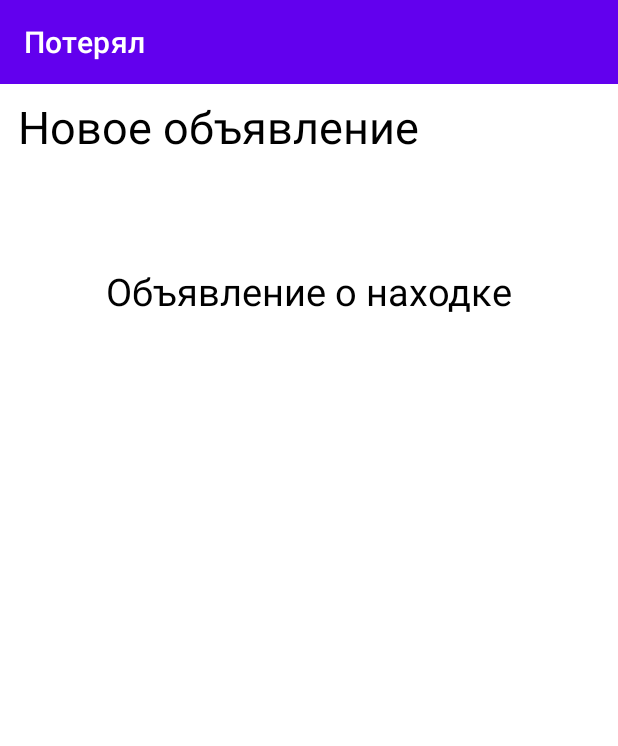
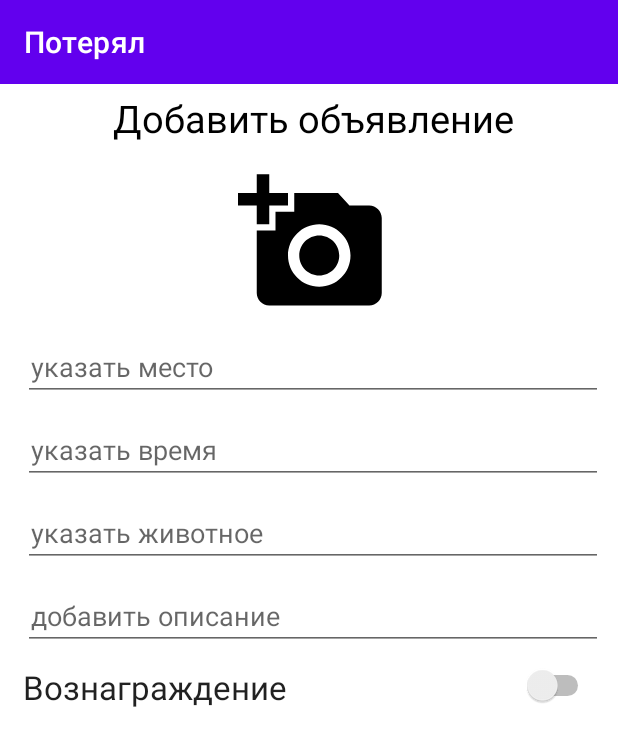
Before and after one commit to Baudi2/I-ve-Lost, an Android app: the fragment FragmentAddEdit placed in its activity, on a phone screen of 412 x 824 dp. Shown: the top 746 px of the screen. Run offline under Robolectric (Android 15) with nearby library versions, the phone set to English and light mode, and no system bars; our stand-ins replace navigation-ui; 2 statements that could not run were skipped.

Commit message:
реализовал фрагмент добавить

```diff
--- a/app/src/main/java/ru/startandroid/develop/testprojectnavigation/menu/FragmentAddEdit.kt
+++ b/app/src/main/java/ru/startandroid/develop/testprojectnavigation/menu/FragmentAddEdit.kt
@@ -16,7 +16,7 @@ class FragmentAddEdit: Fragment(R.layout.fragment_add_edit) {
         binding = FragmentAddEditBinding.bind(view)
         val isLost = args.isLost
 
-        if (isLost) binding.textViewLostNotLost.text = context?.getString(R.string.lost_post)
-        if (!isLost) binding.textViewLostNotLost.text = context?.getString(R.string.found_post)
+       // if (isLost) binding.to_add_an_advert.text = context?.getString(R.string.lost_post)
+       // if (!isLost) binding.textViewLostNotLost.text = context?.getString(R.string.found_post)
     }
 }
--- /dev/null
+++ b/app/src/main/res/drawable/ic_add_a_photo.xml
@@ -0,0 +1,10 @@
+<vector xmlns:android="http://schemas.android.com/apk/res/android"
+    android:width="24dp"
+    android:height="24dp"
+    android:viewportWidth="24"
+    android:viewportHeight="24"
+    android:tint="@color/black">
+  <path
+      android:fillColor="@android:color/white"
+      android:pathData="M3,4V1h2v3h3v2H5v3H3V6H0V4H3zM6,10V7h3V4h7l1.83,2H21c1.1,0 2,0.9 2,2v12c0,1.1 -0.9,2 -2,2H5c-1.1,0 -2,-0.9 -2,-2V10H6zM13,19c2.76,0 5,-2.24 5,-5s-2.24,-5 -5,-5s-5,2.24 -5,5S10.24,19 13,19zM9.8,14c0,1.77 1.43,3.2 3.2,3.2s3.2,-1.43 3.2,-3.2s-1.43,-3.2 -3.2,-3.2S9.8,12.23 9.8,14z"/>
+</vector>
--- a/app/src/main/res/layout/fragment_add_edit.xml
+++ b/app/src/main/res/layout/fragment_add_edit.xml
@@ -1,34 +1,111 @@
 <?xml version="1.0" encoding="utf-8"?>
 <androidx.constraintlayout.widget.ConstraintLayout xmlns:android="http://schemas.android.com/apk/res/android"
     xmlns:app="http://schemas.android.com/apk/res-auto"
+    xmlns:tools="http://schemas.android.com/tools"
     android:layout_width="match_parent"
     android:layout_height="match_parent"
-    xmlns:tools="http://schemas.android.com/tools"
-    tools:context=".menu.FragmentAddEdit">
+    android:paddingStart="5dp"
+    tools:context=".menu.FragmentAddEdit"
+    tools:ignore="UseSwitchCompatOrMaterialXml">
 
     <TextView
-        android:id="@+id/textView"
-        android:layout_width="0dp"
+        android:id="@+id/to_add_an_advert"
+        android:layout_width="wrap_content"
         android:layout_height="wrap_content"
-        android:layout_marginTop="8dp"
-        android:text="Новое объявление"
+        android:layout_marginTop="5dp"
+        android:text="Добавить объявление"
         android:textColor="@color/black"
-        android:textSize="30sp"
-        android:paddingStart="12dp"
+        android:textSize="25sp"
         app:layout_constraintEnd_toEndOf="parent"
         app:layout_constraintStart_toStartOf="parent"
         app:layout_constraintTop_toTopOf="parent" />
 
+    <EditText
+        android:id="@+id/indicate_the_place"
+        android:layout_width="match_parent"
+        android:layout_height="wrap_content"
+        android:layout_margin="10dp"
+        android:maxLines="1"
+        android:hint="указать место"
+        android:paddingStart="5dp"
+        android:paddingEnd="5dp"
+        android:textColor="@color/black"
+        app:layout_constraintEnd_toEndOf="parent"
+        app:layout_constraintHorizontal_bias="0.0"
+        app:layout_constraintStart_toStartOf="parent"
+        app:layout_constraintTop_toBottomOf="@+id/add_photo_declaration" />
+
+
+    <EditText
+        android:id="@+id/indicate_the_time"
+        android:layout_width="match_parent"
+        android:layout_height="wrap_content"
+        android:layout_margin="10dp"
+        android:hint="указать время"
+        android:maxLines="1"
+        android:paddingStart="5dp"
+        android:paddingEnd="5dp"
+        app:layout_constraintEnd_toEndOf="parent"
+        app:layout_constraintHorizontal_bias="0.0"
+        app:layout_constraintStart_toStartOf="parent"
+        app:layout_constraintTop_toBottomOf="@+id/indicate_the_place" />
+
+    <ImageView
+        android:id="@+id/add_photo_declaration"
+        android:layout_width="100dp"
+        android:layout_height="100dp"
+        android:layout_marginTop="16dp"
+        android:src="@drawable/ic_add_a_photo"
+        app:layout_constraintEnd_toEndOf="parent"
+        app:layout_constraintStart_toStartOf="parent"
+        app:layout_constraintTop_toBottomOf="@+id/to_add_an_advert" />
+
+    <EditText
+        android:id="@+id/specify_an_animal"
+        android:layout_width="match_parent"
+        android:layout_height="wrap_content"
+        android:layout_margin="10dp"
+        android:hint="указать животное"
+        android:maxLines="1"
+        android:paddingStart="5dp"
+        android:paddingEnd="5dp"
+        app:layout_constraintEnd_toEndOf="parent"
+        app:layout_constraintStart_toStartOf="parent"
+        app:layout_constraintTop_toBottomOf="@id/indicate_the_time" />
+
+    <EditText
+        android:id="@+id/add_description"
+        android:layout_width="match_parent"
+        android:layout_height="wrap_content"
+        android:hint="добавить описание"
+        android:layout_margin="10dp"
+        android:paddingStart="5dp"
+        android:paddingEnd="5dp"
+        app:layout_constraintEnd_toEndOf="parent"
+        app:layout_constraintStart_toStartOf="parent"
+        app:layout_constraintTop_toBottomOf="@+id/specify_an_animal" />
+
     <TextView
-        android:id="@+id/text_view_lost_not_lost"
+        android:id="@+id/text_view_reward"
         android:layout_width="wrap_content"
         android:layout_height="wrap_content"
-        android:layout_marginTop="72dp"
-        tools:text="aeSADfasdf"
-        android:textColor="@color/black"
-        android:textSize="25sp"
+        android:layout_marginStart="10dp"
+        android:layout_marginTop="10dp"
+        android:text="Вознаграждение"
+        android:textAppearance="@style/TextAppearance.AppCompat.Large"
+        app:layout_constraintStart_toStartOf="parent"
+        app:layout_constraintTop_toBottomOf="@+id/add_description" />
+
+    <Switch
+        android:id="@+id/switch_reward"
+        android:layout_width="wrap_content"
+        android:layout_height="wrap_content"
+        app:layout_constraintBottom_toBottomOf="@+id/text_view_reward"
         app:layout_constraintEnd_toEndOf="parent"
-        app:layout_constraintHorizontal_bias="0.498"
-        app:layout_constraintStart_toStartOf="parent"
-        app:layout_constraintTop_toBottomOf="@+id/textView" />
+        app:layout_constraintHorizontal_bias="0.908"
+        app:layout_constraintStart_toEndOf="@+id/text_view_reward"
+        app:layout_constraintTop_toTopOf="@+id/text_view_reward"
+        app:layout_constraintVertical_bias="0.0" />
+
+
 </androidx.constraintlayout.widget.ConstraintLayout>
```
